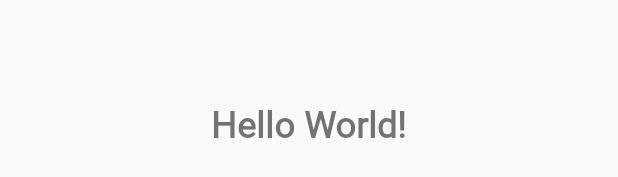
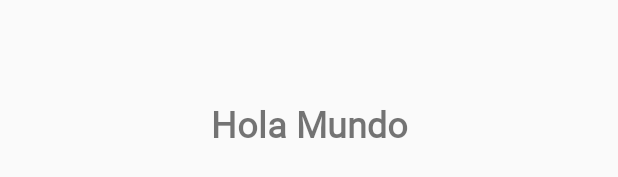
Before and after one commit to jogeocc/DateMyPet, an Android app: the layout activity_main.xml on its own in the app's theme, with its tools: preview values and no code run, on a phone screen of 412 x 824 dp. Shown: the part 495-672 px from the top of the screen. Run offline under Robolectric (Android 15) with nearby library versions, the phone set to English and light mode, and no system bars.

Commit message:
Prueba con fuentes externas y string

```diff
--- a/app/src/main/res/layout/activity_main.xml
+++ b/app/src/main/res/layout/activity_main.xml
@@ -10,12 +10,12 @@
         android:layout_width="wrap_content"
         android:layout_height="wrap_content"
         android:fontFamily="@font/prueba"
-        android:text="Hello World!"
         android:textSize="24sp"
         android:textStyle="bold"
         app:layout_constraintBottom_toBottomOf="parent"
         app:layout_constraintLeft_toLeftOf="parent"
         app:layout_constraintRight_toRightOf="parent"
-        app:layout_constraintTop_toTopOf="parent" />
+        app:layout_constraintTop_toTopOf="parent"
+        tools:text="@string/bienvenida" />
 
 </android.support.constraint.ConstraintLayout>
--- a/app/src/main/res/values/strings.xml
+++ b/app/src/main/res/values/strings.xml
@@ -1,3 +1,4 @@
 <resources>
     <string name="app_name">Date My Pet</string>
+    <string name="bienvenida">Hola Mundo</string>
 </resources>
```
